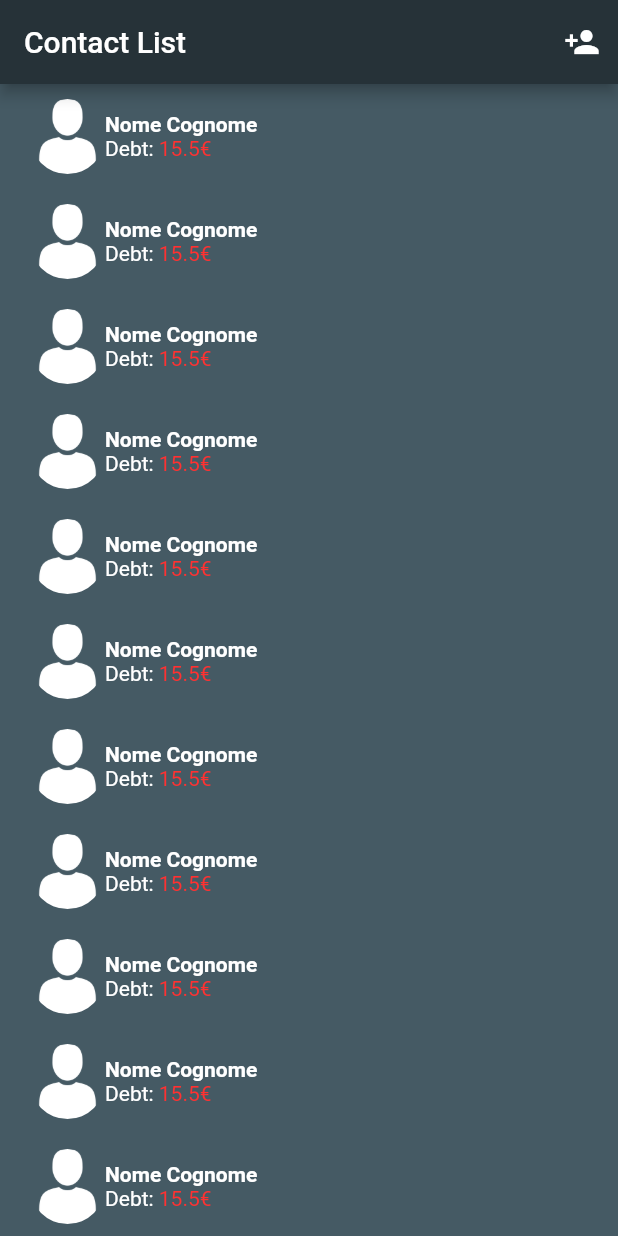
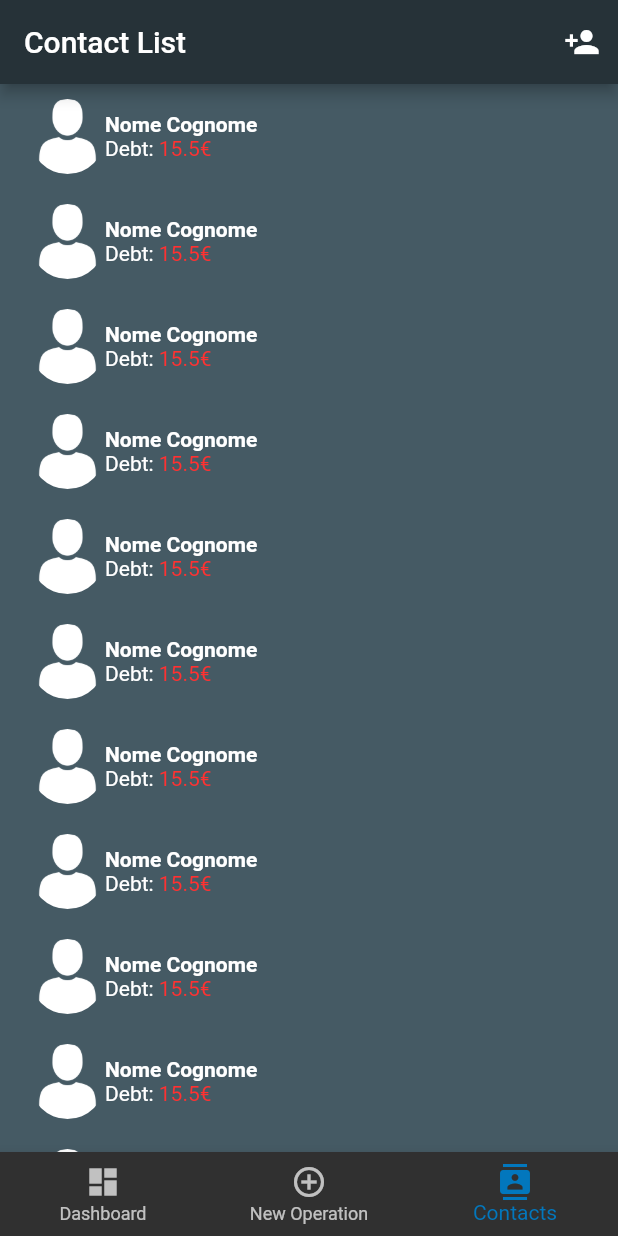
Before and after one commit to kinqert/CDOnline, a Flutter app: the screen it shows after launch, on a phone screen of 412 x 824 dp. Run offline on Flutter 3.47's test engine with Material 2 defaults, Android fonts, the phone set to English and light mode, and no system bars; our stand-ins replace sqflite; accounts and stored records are empty; Roboto replaces fonts that are missing (Hind, Montserrat).

Commit message:
added some stuff

```diff
--- a/lib/contacts/ContactData.dart
+++ b/lib/contacts/ContactData.dart
@@ -1,12 +1,19 @@
 class ContactData {
+  final int id;
   final String name;
   final String lastName;
-  final String adress;
+  final String phone;
+  final String address;
   final String note;
 
-  ContactData({this.name, this.lastName, this.adress, this.note});
+  ContactData({this.id, this.name, this.lastName, this.phone, this.address, this.note});
 
   static ContactData getDefalut() {
-    return ContactData(name: "Nome", lastName: "Cognome", adress: "Indirizzo civico", note: "Descrizone contatto");
+    return ContactData(
+        name: "Nome",
+        lastName: "Cognome",
+        phone: "000-000-000",
+        address: "Indirizzo civico",
+        note: "Descrizone contatto");
   }
 }
--- a/lib/contacts/pages/ContactListPage.dart
+++ b/lib/contacts/pages/ContactListPage.dart
@@ -1,13 +1,14 @@
 import 'package:cdonline/contacts/ContactData.dart';
+import 'package:cdonline/contacts/pages/ContactTabController.dart';
+import 'package:cdonline/operations/Credit.dart';
+import 'package:cdonline/operations/Operation.dart';
 import 'package:flutter/material.dart';
 
-import '../widgets/ContactDetail.dart';
 import 'package:cdonline/contacts/widgets/ContactList.dart';
 import 'package:cdonline/contacts/Contact.dart';
 
 class ContactListPage extends StatelessWidget {
-  final List<Contact> contacts;
-  const ContactListPage(this.contacts, {Key key}) : super(key: key);
+  const ContactListPage({Key key}) : super(key: key);
 
   @override
   Widget build(BuildContext context) {
@@ -21,13 +22,28 @@ class ContactListPage extends StatelessWidget {
                 Navigator.push(
                     context,
                     MaterialPageRoute(
-                        builder: (context) =>
-                            ContactDetail(ContactData.getDefalut())));
+                        builder: (context) => ContactTabController(
+                            new Contact(ContactData.getDefalut()))));
               },
             )
           ],
           title: Text("Contact List"),
         ),
-        body: ContactList(contacts));
+        body: ContactList(_createMokupContacts(15)));
+  }
+
+  List<Contact> _createMokupContacts(int numberOfContact) {
+    List<Contact> contacts = new List<Contact>();
+
+    for (int i = 0; i < numberOfContact; i++) {
+      ContactData data = ContactData.getDefalut();
+      Contact newContact = Contact(data);
+      Credit newCredit = new Credit(
+          15.5, DateTime.now(), OperationDirection.FromContactToUser);
+      newContact.setCredit(newCredit);
+      contacts.add(newContact);
+    }
+
+    return contacts;
   }
 }
--- a/lib/main.dart
+++ b/lib/main.dart
@@ -1,4 +1,5 @@
 import 'package:cdonline/contacts/ContactData.dart';
+import 'package:cdonline/pages/BottomTabController.dart';
 import 'package:flutter/material.dart';
 
 import 'contacts/pages/ContactListPage.dart';
@@ -13,7 +14,7 @@ class App extends StatelessWidget {
   Widget build(BuildContext context) {
     return MaterialApp(
       theme: _buildDarkTheme(),
-      home: ContactListPage(_createMokupContacts(15)),
+      home: BottomTabController(),
     );
   }
 
@@ -39,18 +40,4 @@ class App extends StatelessWidget {
       ),
     );
   }
-
-  List<Contact> _createMokupContacts(int numberOfContact) {
-    List<Contact> contacts = new List<Contact>();
-
-    for (int i = 0; i < numberOfContact; i++) {
-      ContactData data = ContactData.getDefalut();
-      Contact newContact = Contact(data);
-      Credit newCredit = new Credit(15.5, DateTime.now(), OperationDirection.FromContactToUser);
-      newContact.setCredit(newCredit);
-      contacts.add(newContact);
-    }
-
-    return contacts;
-  }
 }
--- /dev/null
+++ b/lib/pages/BottomTabController.dart
@@ -0,0 +1,44 @@
+import 'package:cdonline/contacts/pages/ContactListPage.dart';
+import 'package:cdonline/dashboards/pages/DashboardPage.dart';
+import 'package:cdonline/operations/pages/NewOperationPage.dart';
+import 'package:flutter/material.dart';
+
+class BottomTabController extends StatefulWidget {
+  BottomTabController({Key key}) : super(key: key);
+
+  _BottomTabControllerState createState() => _BottomTabControllerState();
+}
+
+class _BottomTabControllerState extends State<BottomTabController> {
+  int _index = 2;
+  final List<Widget> _navItems = [
+    DashboardPage(),
+    NewOperationPage(),
+    ContactListPage(),
+  ];
+  @override
+  Widget build(BuildContext context) {
+    return Scaffold(
+      body: _navItems[_index],
+      bottomNavigationBar: BottomNavigationBar(
+        currentIndex: _index,
+        onTap: onTap,
+        items: [
+          BottomNavigationBarItem(
+              icon: Icon(Icons.dashboard), title: Text('Dashboard')),
+          BottomNavigationBarItem(
+              icon: Icon(Icons.add_circle_outline),
+              title: Text('New Operation')),
+          BottomNavigationBarItem(
+              icon: Icon(Icons.contacts), title: Text('Contacts'))
+        ],
+      ),
+    );
+  }
+
+  void onTap(int index) {
+    setState(() {
+      _index = index;
+    });
+  }
+}
--- a/pubspec.yaml
+++ b/pubspec.yaml
@@ -14,7 +14,7 @@ description: A new Flutter project.
 version: 1.0.0+1
 
 environment:
-    sdk: ">=2.1.0 <3.0.0"
+    sdk: ">=2.2.0 <3.0.0"
 
 dependencies:
     flutter:
@@ -22,6 +22,7 @@ dependencies:
     test: ^1.5.3
     sqflite: any
     path: any
+    path_provider: any
 
     # The following adds the Cupertino Icons font to your application.
     # Use with the CupertinoIcons class for iOS style icons.
```
Also changed, not shown: lib/contacts/widgets/ContactDetail.dart (+25 -3 lines), lib/dashboards/pages/DashboardPage.dart (added, +12 -0 lines), lib/database/ContactTable.dart (added, +101 -0 lines), lib/database/DatabaseController.dart (added, +38 -0 lines), lib/contacts/pages/NewContactPage.dart (added), pubspec.lock, 15 other files.
